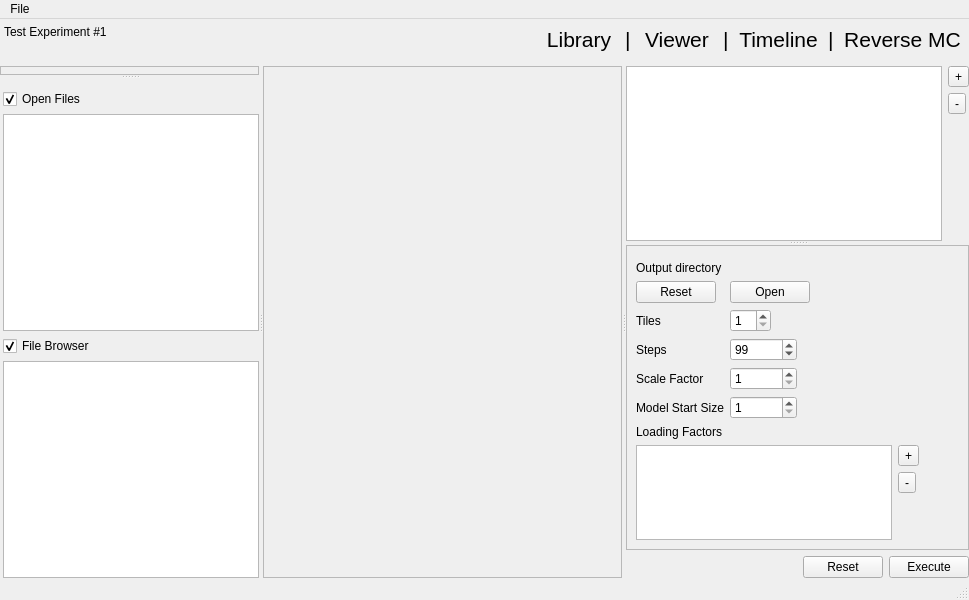
Before: the Qt Designer form gui/mainwindow.ui in ronpandolfi/Xi-cam, drawn with Qt 5.
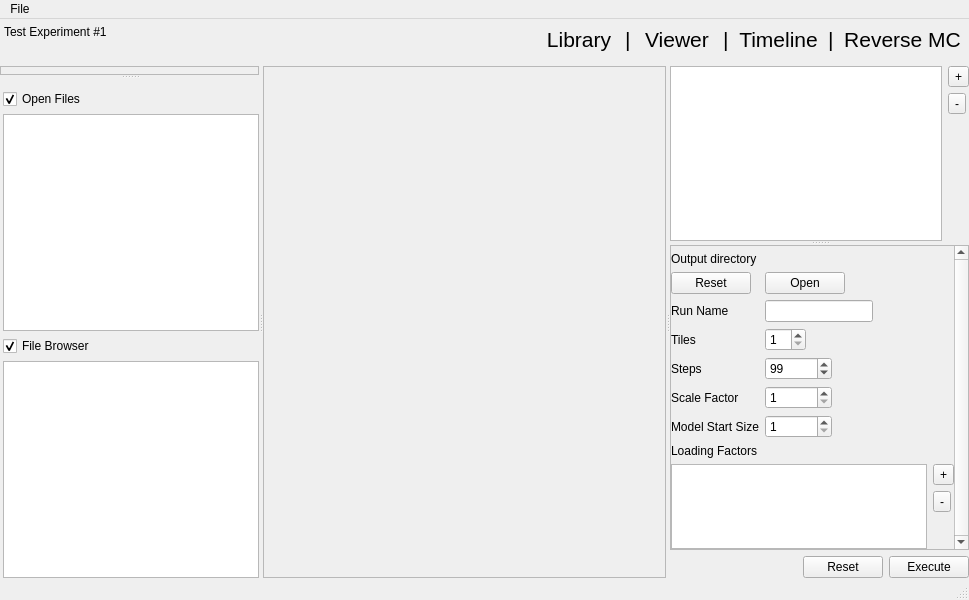
After: the same form once the commit is applied. The open tabs and pages were chosen to show the change. Icons and pictures are not drawn.

```diff
--- a/gui/mainwindow.ui
+++ b/gui/mainwindow.ui
@@ -347,8 +347,8 @@
              <rect>
               <x>0</x>
               <y>0</y>
-              <width>302</width>
-              <height>490</height>
+              <width>98</width>
+              <height>28</height>
              </rect>
             </property>
            </widget>
@@ -648,6 +648,9 @@
             </layout>
            </widget>
            <widget class="QScrollArea" name="scrollArea_2">
+            <property name="verticalScrollBarPolicy">
+             <enum>Qt::ScrollBarAlwaysOn</enum>
+            </property>
             <property name="horizontalScrollBarPolicy">
              <enum>Qt::ScrollBarAlwaysOff</enum>
             </property>
@@ -658,12 +661,15 @@
              <property name="geometry">
               <rect>
                <x>0</x>
-               <y>-28</y>
+               <y>0</y>
                <width>366</width>
-               <height>363</height>
+               <height>386</height>
               </rect>
              </property>
              <layout class="QVBoxLayout" name="verticalLayout_14">
+              <property name="margin">
+               <number>0</number>
+              </property>
               <item>
                <layout class="QVBoxLayout" name="verticalLayout_11">
                 <item>
@@ -705,14 +711,14 @@
                     </property>
                    </widget>
                   </item>
-                  <item row="4" column="0">
+                  <item row="6" column="0">
                    <widget class="QLabel" name="label">
                     <property name="text">
                      <string>Tiles</string>
                     </property>
                    </widget>
                   </item>
-                  <item row="4" column="1">
+                  <item row="6" column="1">
                    <widget class="QSpinBox" name="rmcTiles">
                     <property name="minimum">
                      <number>1</number>
@@ -722,14 +728,14 @@
                     </property>
                    </widget>
                   </item>
-                  <item row="5" column="0">
+                  <item row="7" column="0">
                    <widget class="QLabel" name="label_3">
                     <property name="text">
                      <string>Steps</string>
                     </property>
                    </widget>
                   </item>
-                  <item row="5" column="1">
+                  <item row="7" column="1">
                    <widget class="QSpinBox" name="rmcSteps">
                     <property name="suffix">
                      <string/>
@@ -751,14 +757,14 @@
                     </property>
                    </widget>
                   </item>
-                  <item row="6" column="0">
+                  <item row="8" column="0">
                    <widget class="QLabel" name="label_4">
                     <property name="text">
                      <string>Scale Factor</string>
                     </property>
                    </widget>
                   </item>
-                  <item row="6" column="1">
+                  <item row="8" column="1">
                    <widget class="QSpinBox" name="rmcScalefactor">
                     <property name="minimum">
                      <number>1</number>
@@ -771,14 +777,14 @@
                     </property>
                    </widget>
                   </item>
-                  <item row="7" column="0">
+                  <item row="9" column="0">
                    <widget class="QLabel" name="label_5">
                     <property name="text">
                      <string>Model Start Size</string>
                     </property>
                    </widget>
                   </item>
-                  <item row="7" column="1">
+                  <item row="9" column="1">
                    <widget class="QSpinBox" name="rmcModlestartsize">
                     <property name="minimum">
                      <number>1</number>
@@ -795,6 +801,19 @@
                     </property>
                    </widget>
                   </item>
+                  <item row="4" column="0">
+                   <widget class="QLabel" name="rmcRunName">
+                    <property name="text">
+                     <string>Run Name</string>
+                    </property>
+                    <property name="textFormat">
+                     <enum>Qt::AutoText</enum>
+                    </property>
+                   </widget>
+                  </item>
+                  <item row="4" column="1">
+                   <widget class="QLineEdit" name="lineEdit"/>
+                  </item>
                  </layout>
                 </item>
                 <item>
@@ -840,19 +859,6 @@
                     </item>
                    </layout>
                   </item>
-                  <item>
-                   <spacer name="horizontalSpacer_2">
-                    <property name="orientation">
-                     <enum>Qt::Horizontal</enum>
-                    </property>
-                    <property name="sizeHint" stdset="0">
-                     <size>
-                      <width>40</width>
-                      <height>20</height>
-                     </size>
-                    </property>
-                   </spacer>
-                  </item>
                  </layout>
                 </item>
                </layout>
```
